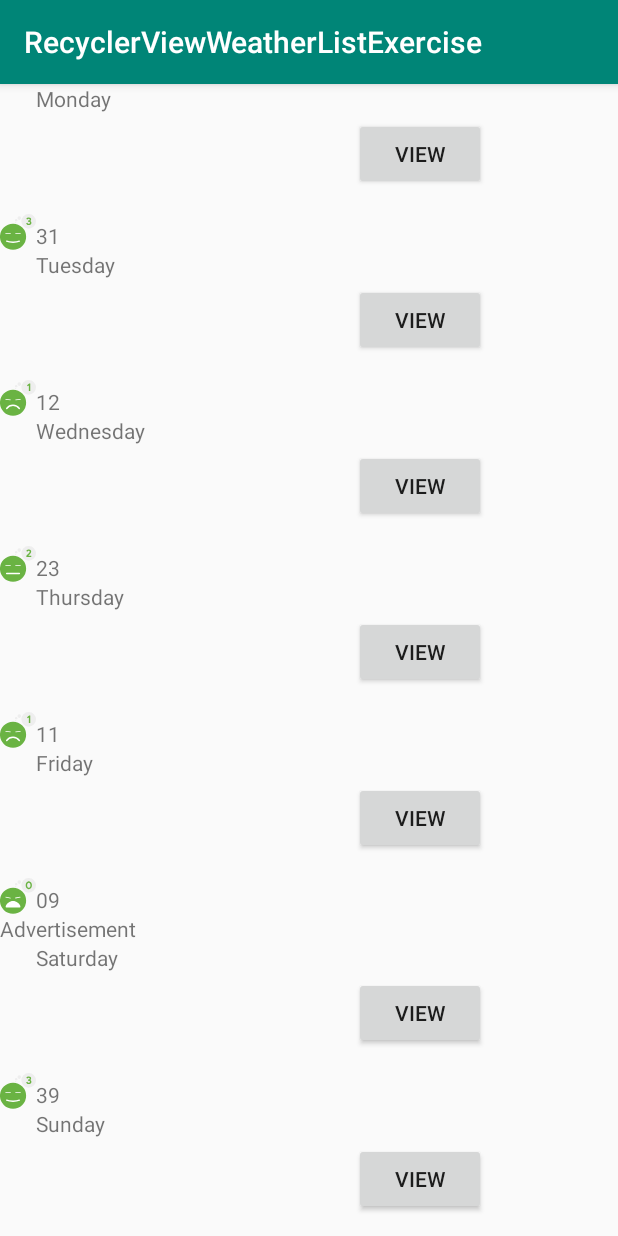
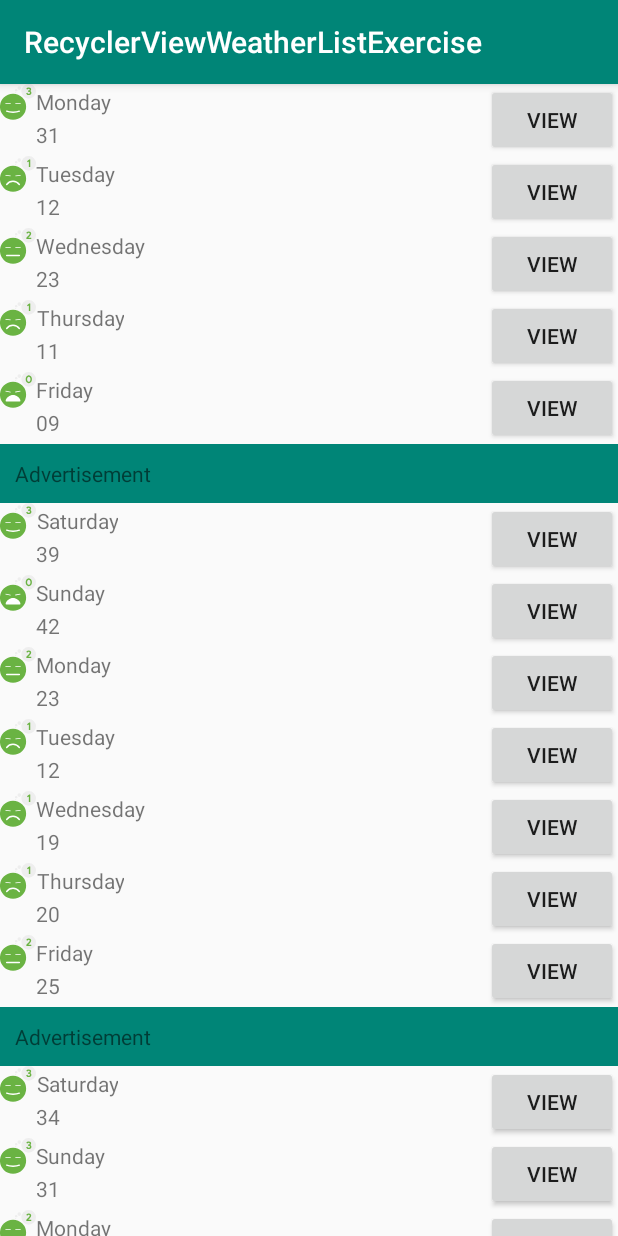
Before and after one commit to meetusingh/RecyclerViewWeatherListExercise, an Android app: the screen it shows after launch (MainActivity), on a phone screen of 412 x 824 dp. Run offline under Robolectric (Android 15) with nearby library versions, the phone set to English and light mode, and no system bars.

Commit message:
Updated the weatherItem layout and app icon

```diff
--- a/app/src/main/java/com/jwhh/recyclerviewweatherlistexercise/MainActivity.kt
+++ b/app/src/main/java/com/jwhh/recyclerviewweatherlistexercise/MainActivity.kt
@@ -4,12 +4,9 @@ import android.support.v7.app.AppCompatActivity
 import android.os.Bundle
 import android.support.v7.widget.LinearLayoutManager
 import kotlinx.android.synthetic.main.activity_main.*
-import java.util.*
 
 
 class MainActivity : AppCompatActivity() {
-
-    private val itemList: List<WeatherAdapter.WeatherItem>? = null
 
     override fun onCreate(savedInstanceState: Bundle?) {
         super.onCreate(savedInstanceState)
@@ -22,7 +19,7 @@ class MainActivity : AppCompatActivity() {
     fun generateData(days: Array<String>, temp: Array<String>): List<WeatherAdapter.IRow> {
         val data = mutableListOf<WeatherAdapter.IRow>()
 
-        for (i in 0..13) {
+        for (i in 0..20) {
             if(days[i].equals("Saturday"))
             {
                 data.add(WeatherAdapter.AdvertItem("Advertisement"))
@@ -33,10 +30,13 @@ class MainActivity : AppCompatActivity() {
         return data
     }
 
-    val days = arrayOf("Monday","Tuesday","Wednesday","Thursday","Friday","Saturday","Sunday","Monday","Tuesday","Wednesday","Thursday","Friday","Saturday","Sunday")
+    // Start from today
+    val days = arrayOf("Monday","Tuesday","Wednesday","Thursday","Friday","Saturday","Sunday","Monday","Tuesday","Wednesday","Thursday","Friday","Saturday","Sunday","Monday","Tuesday","Wednesday","Thursday","Friday","Saturday","Sunday")
 
-    val temp = arrayOf("31","12","23","11","09","39","42","23","12","19","20","25","34","31")
+    // generate randon temperature
+    val temp = arrayOf("31","12","23","11","09","39","42","23","12","19","20","25","34","31","23","12","19","20","25","34","31")
 
+    // internal utility functions should be private
     fun getImage(temp: String): Int {
 
         val drawableResource = when(temp.toInt()){
--- a/app/src/main/java/com/jwhh/recyclerviewweatherlistexercise/WeatherAdapter.kt
+++ b/app/src/main/java/com/jwhh/recyclerviewweatherlistexercise/WeatherAdapter.kt
@@ -42,6 +42,8 @@ class WeatherAdapter(private val rows: List<IRow>) : RecyclerView.Adapter<Recycl
     override fun getItemCount()= rows.count()
 
 
+    // Implement using the interface
+
     override fun onBindViewHolder(holder: RecyclerView.ViewHolder, position: Int) =
         when (holder.itemViewType) {
             WEATHER_ROW -> onBindWeatherRow(holder, rows[position] as WeatherItem)
--- a/app/src/main/res/layout/activity_main.xml
+++ b/app/src/main/res/layout/activity_main.xml
@@ -2,7 +2,6 @@
 <android.support.constraint.ConstraintLayout
         xmlns:android="http://schemas.android.com/apk/res/android"
         xmlns:tools="http://schemas.android.com/tools"
-        xmlns:app="http://schemas.android.com/apk/res-auto"
         android:layout_width="match_parent"
         android:layout_height="match_parent"
         tools:context=".MainActivity">
--- a/app/src/main/res/layout/advert_list_item.xml
+++ b/app/src/main/res/layout/advert_list_item.xml
@@ -6,10 +6,12 @@
 
     <TextView
             android:text="TextView"
-            android:layout_width="wrap_content"
+            android:layout_width="match_parent"
             android:layout_height="wrap_content"
             app:layout_constraintTop_toTopOf="parent"
             app:layout_constraintLeft_toLeftOf="parent"
-            android:id="@+id/AdvertTextView"/>
+            android:background="@color/colorPrimary"
+            android:id="@+id/AdvertTextView"
+    android:padding="10dp"/>
 
 </android.support.constraint.ConstraintLayout>
--- a/app/src/main/res/layout/weather_list_item.xml
+++ b/app/src/main/res/layout/weather_list_item.xml
@@ -8,33 +8,36 @@
 
     <ImageView
             android:layout_width="wrap_content"
-            android:layout_height="wrap_content"
+            android:layout_height="match_parent"
             tools:srcCompat="@tools:sample/avatars"
             app:layout_constraintRight_toLeftOf="@+id/day"
-            app:layout_constraintBottom_toBottomOf="parent"
             android:id="@+id/weather_icon"/>
     <TextView
             android:layout_width="wrap_content"
             android:layout_height="0dp"
             app:layout_constraintLeft_toRightOf="@+id/weather_icon"
-            app:layout_constraintBottom_toTopOf="@+id/temperature"
+            app:layout_constraintTop_toTopOf="parent"
+            app:layout_constraintBottom_toTopOf="@id/temperature"
+            android:gravity="center"
             android:id="@+id/day"
-            android:layout_marginTop="72dp"/>
+            tools:text="Date"/>
     <TextView
             android:layout_width="wrap_content"
-            android:layout_height="wrap_content"
+            android:layout_height="0dp"
             app:layout_constraintLeft_toRightOf="@+id/weather_icon"
             app:layout_constraintTop_toBottomOf="@+id/day"
-            android:layout_marginTop="72dp"
-            android:id="@+id/temperature"/>
+            app:layout_constraintBottom_toBottomOf="parent"
+            android:id="@+id/temperature"
+            tools:text="Temperature"/>
     <Button
             android:text="View"
             android:layout_width="wrap_content"
             android:layout_height="wrap_content"
             android:id="@+id/view_button"
             app:layout_constraintLeft_toRightOf="@+id/temperature"
+            app:layout_constraintTop_toTopOf="parent"
             app:layout_constraintBottom_toBottomOf="parent"
-            android:layout_marginBottom="40dp"
-            android:layout_marginLeft="196dp"/>
+            app:layout_constraintEnd_toEndOf="parent"
+           />
 
 </android.support.constraint.ConstraintLayout>
--- a/app/src/main/res/mipmap-anydpi-v26/ic_launcher.xml
+++ b/app/src/main/res/mipmap-anydpi-v26/ic_launcher.xml
@@ -1,5 +1,5 @@
 <?xml version="1.0" encoding="utf-8"?>
 <adaptive-icon xmlns:android="http://schemas.android.com/apk/res/android">
-    <background android:drawable="@drawable/ic_launcher_background"/>
+    <background android:drawable="@color/ic_launcher_background"/>
     <foreground android:drawable="@drawable/ic_launcher_foreground"/>
 </adaptive-icon>
--- a/app/src/main/res/mipmap-anydpi-v26/ic_launcher_round.xml
+++ b/app/src/main/res/mipmap-anydpi-v26/ic_launcher_round.xml
@@ -1,5 +1,5 @@
 <?xml version="1.0" encoding="utf-8"?>
 <adaptive-icon xmlns:android="http://schemas.android.com/apk/res/android">
-    <background android:drawable="@drawable/ic_launcher_background"/>
+    <background android:drawable="@color/ic_launcher_background"/>
     <foreground android:drawable="@drawable/ic_launcher_foreground"/>
 </adaptive-icon>
--- /dev/null
+++ b/app/src/main/res/values/ic_launcher_background.xml
@@ -0,0 +1,4 @@
+<?xml version="1.0" encoding="utf-8"?>
+<resources>
+    <color name="ic_launcher_background">#E5CF3F</color>
+</resources>
```
Also changed, not shown: app/src/main/res/drawable/ic_launcher_foreground.xml (added, +13 -0 lines), app/src/main/ic_launcher-web.png (added), app/src/main/res/mipmap-hdpi/ic_launcher.png, app/src/main/res/mipmap-hdpi/ic_launcher_round.png, app/src/main/res/mipmap-mdpi/ic_launcher.png, app/src/main/res/mipmap-mdpi/ic_launcher_round.png, app/src/main/res/mipmap-xhdpi/ic_launcher.png, app/src/main/res/mipmap-xhdpi/ic_launcher_round.png, app/src/main/res/mipmap-xxhdpi/ic_launcher.png, app/src/main/res/mipmap-xxhdpi/ic_launcher_round.png, app/src/main/res/mipmap-xxxhdpi/ic_launcher.png, app/src/main/res/mipmap-xxxhdpi/ic_launcher_round.png.
